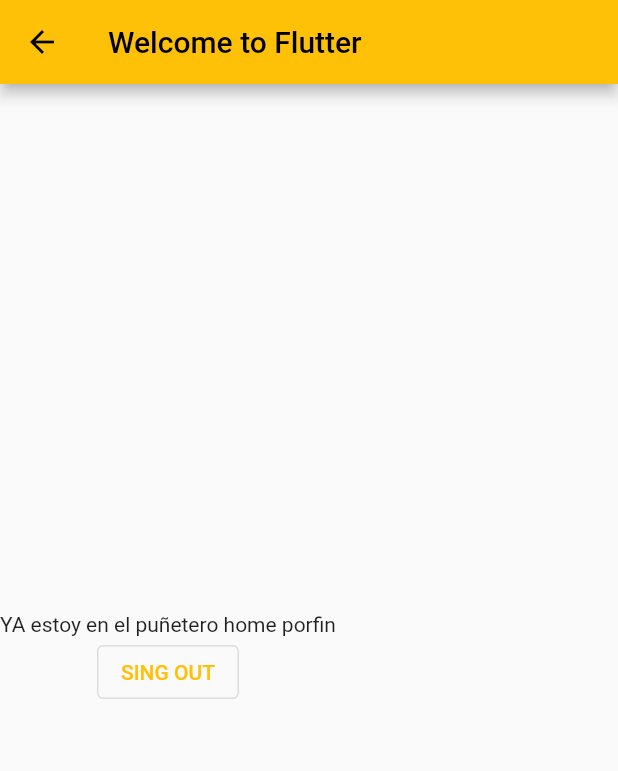
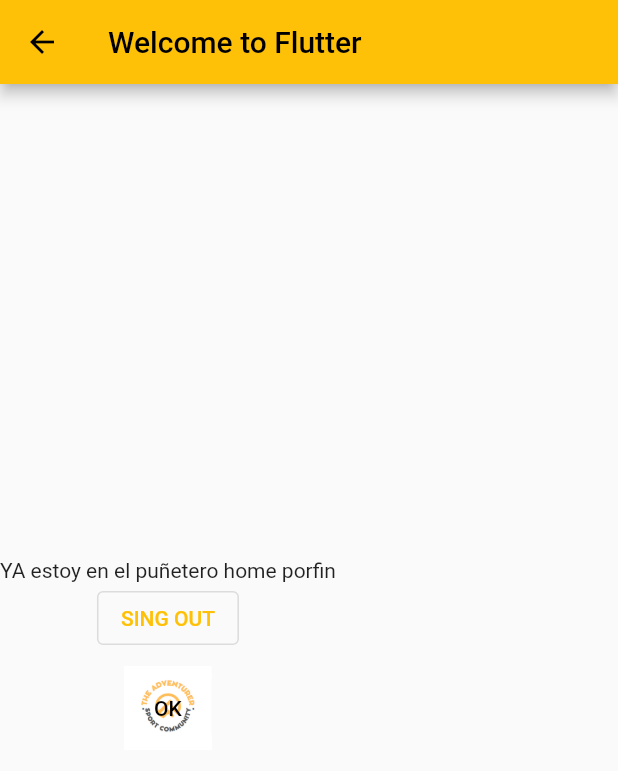
Before and after one commit to albrox9/albabrox_examen_2dam, a Flutter app: the HomeView screen opened by its route, on a phone screen of 412 x 824 dp. Shown: the top 771 px of the screen. Run offline on Flutter 3.47's test engine with Material 2 defaults, Android fonts, the phone set to English and light mode, and no system bars; our stand-ins replace cloud_firestore, firebase_auth, firebase_core; accounts and stored records are empty.

Commit message:
Boton con fondo SPLASH acabado

```diff
--- a/lib/custom_views/grid_item.dart
+++ b/lib/custom_views/grid_item.dart
@@ -1,4 +1,3 @@
-import 'package:flutter/cupertino.dart';
 import 'package:flutter/material.dart';
 
 class GridItem extends StatelessWidget{
--- /dev/null
+++ b/lib/custom_views/rf_button.dart
@@ -0,0 +1,30 @@
+import 'package:flutter/material.dart';
+
+class RFButton extends StatelessWidget {
+  const RFButton({Key? key}) : super(key: key);
+
+  @override
+  Widget build(BuildContext context) {
+    return MaterialButton(
+      padding: const EdgeInsets.all(8.0),
+      textColor: Colors.black,
+      splashColor: Colors.amberAccent,
+      elevation: 20.0,
+      child: Container(
+        decoration: const BoxDecoration(
+          image: DecorationImage(
+              image: AssetImage('assets/image/logo.jpg'),
+              fit: BoxFit.cover),
+        ),
+        child: const Padding(
+          padding: EdgeInsets.all(20.0),
+          child: Text("OK"),
+        ),
+      ),
+      // ),
+      onPressed: () {
+        print('Tapped');
+      },
+    );
+  }
+}
--- a/lib/home_views/home_view.dart
+++ b/lib/home_views/home_view.dart
@@ -2,6 +2,8 @@ import 'package:albabrox_examen_2dam/data/admin_data.dart';
 import 'package:albabrox_examen_2dam/entities/profile.dart';
 import 'package:albabrox_examen_2dam/singleton/data_holder.dart';
 import 'package:flutter/material.dart';
+
+import '../custom_views/rf_button.dart';
 
 class HomeView extends StatefulWidget {
   const HomeView({Key? key}) : super(key: key);
@@ -15,6 +17,8 @@ class HomeView extends StatefulWidget {
 
 
 class _HomeViewState extends State<HomeView> {
+
+  RFButton button = const RFButton();
 
   @override
   Widget build(BuildContext context) {
@@ -34,6 +38,7 @@ class _HomeViewState extends State<HomeView> {
               },
               child: const Text("SING OUT"),
             ),
+            button,
           ],
         )
     );
--- a/lib/login_views/onboarding_view.dart
+++ b/lib/login_views/onboarding_view.dart
@@ -1,4 +1,4 @@
-import 'package:albabrox_examen_2dam/custom_views/input_icon.dart';
+import 'package:albabrox_examen_2dam/custom_views/ek_input_text.dart';
 import 'package:albabrox_examen_2dam/data/admin_data.dart';
 import 'package:flutter/material.dart';
 import '../custom_views/input_text.dart';
```
Also changed, not shown: lib/login_views/login_view.dart (+5 -2 lines), lib/custom_views/ek_input_text.dart (renamed from lib/custom_views/input_icon.dart).
